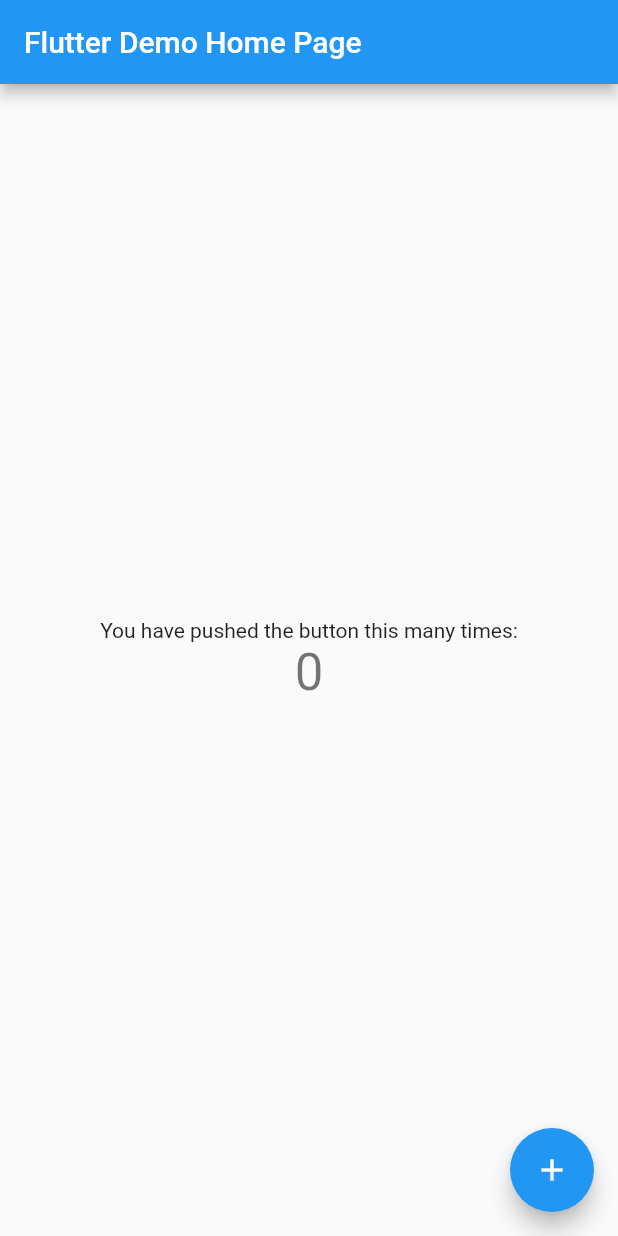
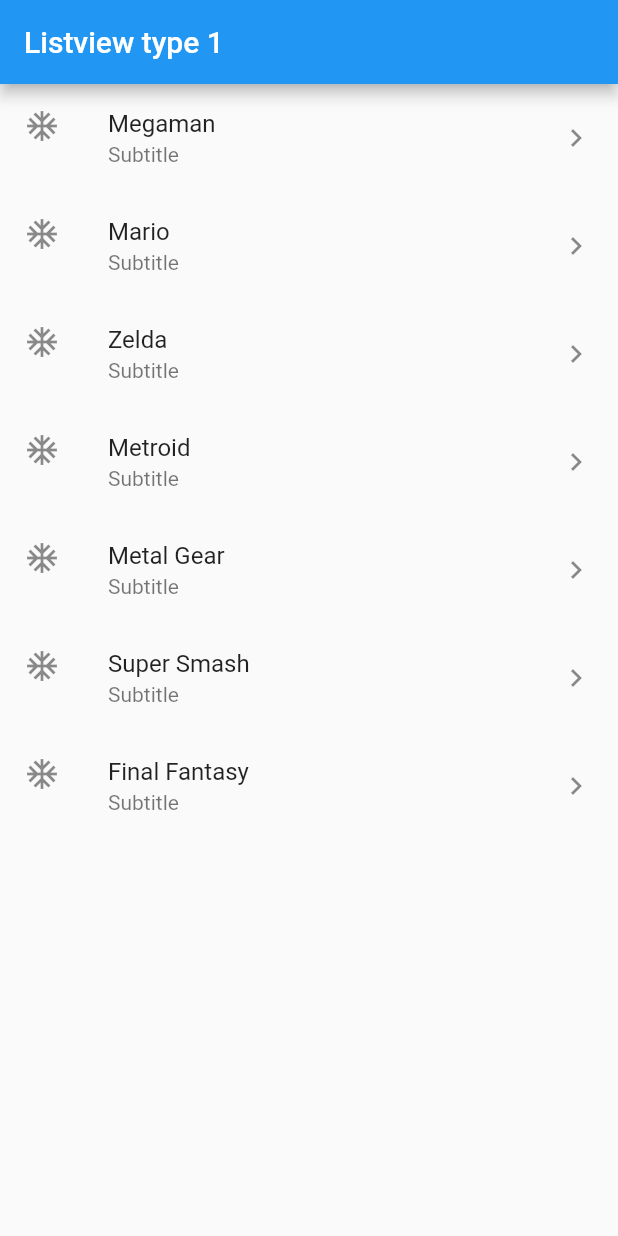
Before and after one commit to alfcastillo90/fluuter_components, a Flutter app: the screen it shows after launch, on a phone screen of 412 x 824 dp. Run offline on Flutter 3.47's test engine with Material 2 defaults, Android fonts, the phone set to English and light mode, and no system bars.

Commit message:
ADD: listview

```diff
--- a/lib/main.dart
+++ b/lib/main.dart
@@ -1,115 +1,17 @@
 import 'package:flutter/material.dart';
+import 'package:fluuter_components/screens/listview1_screen.dart';
 
-void main() {
-  runApp(const MyApp());
-}
+void main() => runApp(const MyApp());
 
 class MyApp extends StatelessWidget {
-  const MyApp({super.key});
+  const MyApp({Key? key}) : super(key: key);
 
-  // This widget is the root of your application.
   @override
   Widget build(BuildContext context) {
-    return MaterialApp(
-      title: 'Flutter Demo',
-      theme: ThemeData(
-        // This is the theme of your application.
-        //
-        // Try running your application with "flutter run". You'll see the
-        // application has a blue toolbar. Then, without quitting the app, try
-        // changing the primarySwatch below to Colors.green and then invoke
-        // "hot reload" (press "r" in the console where you ran "flutter run",
-        // or simply save your changes to "hot reload" in a Flutter IDE).
-        // Notice that the counter didn't reset back to zero; the application
-        // is not restarted.
-        primarySwatch: Colors.blue,
-      ),
-      home: const MyHomePage(title: 'Flutter Demo Home Page'),
+    return const MaterialApp(
+      debugShowCheckedModeBanner: false,
+      title: 'Material App',
+      home: ListView1Screen(),
     );
   }
 }
-
-class MyHomePage extends StatefulWidget {
-  const MyHomePage({super.key, required this.title});
-
-  // This widget is the home page of your application. It is stateful, meaning
-  // that it has a State object (defined below) that contains fields that affect
-  // how it looks.
-
-  // This class is the configuration for the state. It holds the values (in this
-  // case the title) provided by the parent (in this case the App widget) and
-  // used by the build method of the State. Fields in a Widget subclass are
-  // always marked "final".
-
-  final String title;
-
-  @override
-  State<MyHomePage> createState() => _MyHomePageState();
-}
-
-class _MyHomePageState extends State<MyHomePage> {
-  int _counter = 0;
-
-  void _incrementCounter() {
-    setState(() {
-      // This call to setState tells the Flutter framework that something has
-      // changed in this State, which causes it to rerun the build method below
-      // so that the display can reflect the updated values. If we changed
-      // _counter without calling setState(), then the build method would not be
-      // called again, and so nothing would appear to happen.
-      _counter++;
-    });
-  }
-
-  @override
-  Widget build(BuildContext context) {
-    // This method is rerun every time setState is called, for instance as done
-    // by the _incrementCounter method above.
-    //
-    // The Flutter framework has been optimized to make rerunning build methods
-    // fast, so that you can just rebuild anything that needs updating rather
-    // than having to individually change instances of widgets.
-    return Scaffold(
-      appBar: AppBar(
-        // Here we take the value from the MyHomePage object that was created by
-        // the App.build method, and use it to set our appbar title.
-        title: Text(widget.title),
-      ),
-      body: Center(
-        // Center is a layout widget. It takes a single child and positions it
-        // in the middle of the parent.
-        child: Column(
-          // Column is also a layout widget. It takes a list of children and
-          // arranges them vertically. By default, it sizes itself to fit its
-          // children horizontally, and tries to be as tall as its parent.
-          //
-          // Invoke "debug painting" (press "p" in the console, choose the
-          // "Toggle Debug Paint" action from the Flutter Inspector in Android
-          // Studio, or the "Toggle Debug Paint" command in Visual Studio Code)
-          // to see the wireframe for each widget.
-          //
-          // Column has various properties to control how it sizes itself and
-          // how it positions its children. Here we use mainAxisAlignment to
-          // center the children vertically; the main axis here is the vertical
-          // axis because Columns are vertical (the cross axis would be
-          // horizontal).
-          mainAxisAlignment: MainAxisAlignment.center,
-          children: <Widget>[
-            const Text(
-              'You have pushed the button this many times:',
-            ),
-            Text(
-              '$_counter',
-              style: Theme.of(context).textTheme.headlineMedium,
-            ),
-          ],
-        ),
-      ),
-      floatingActionButton: FloatingActionButton(
-        onPressed: _incrementCounter,
-        tooltip: 'Increment',
-        child: const Icon(Icons.add),
-      ), // This trailing comma makes auto-formatting nicer for build methods.
-    );
-  }
-}
--- /dev/null
+++ b/lib/screens/listview1_screen.dart
@@ -0,0 +1,34 @@
+import 'package:flutter/material.dart';
+
+class ListView1Screen extends StatelessWidget {
+  final options = const [
+    'Megaman',
+    'Mario',
+    'Zelda',
+    'Metroid',
+    'Metal Gear',
+    'Super Smash',
+    'Final Fantasy'
+  ];
+
+  const ListView1Screen({Key? key}) : super(key: key);
+
+  @override
+  Widget build(BuildContext context) {
+    return Scaffold(
+        appBar: AppBar(
+          title: const Text('Listview type 1'),
+        ),
+        body: ListView(
+          children: [
+            ...options.map((game) => ListTile(
+                  title: Text(game),
+                  subtitle: const Text('Subtitle'),
+                  leading: const Icon(Icons.ac_unit),
+                  trailing: const Icon(Icons.keyboard_arrow_right),
+                  onTap: () => print('Tapped $game'),
+                ))
+          ],
+        ));
+  }
+}
```
